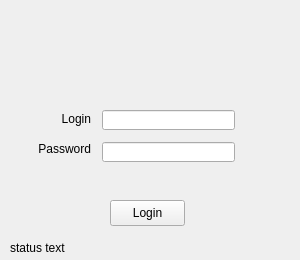
Before: the Qt Designer form Desktop/logincontrol.ui in antofik/RedHelper, drawn with Qt 5.
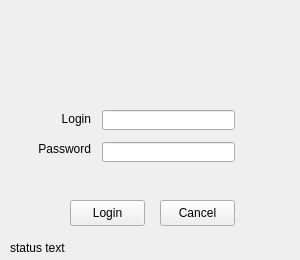
After: the same form once the commit is applied. Icons and pictures are not drawn.

The edit to the form file:
```diff
--- a/Desktop/logincontrol.ui
+++ b/Desktop/logincontrol.ui
@@ -77,7 +77,7 @@
   <widget class="QPushButton" name="cmdLogin">
    <property name="geometry">
     <rect>
-     <x>110</x>
+     <x>70</x>
      <y>200</y>
      <width>75</width>
      <height>26</height>
@@ -138,6 +138,19 @@
     <string/>
    </property>
   </widget>
+  <widget class="QPushButton" name="cmdCancel">
+   <property name="geometry">
+    <rect>
+     <x>160</x>
+     <y>200</y>
+     <width>75</width>
+     <height>26</height>
+    </rect>
+   </property>
+   <property name="text">
+    <string>Cancel</string>
+   </property>
+  </widget>
  </widget>
  <resources>
   <include location="Images.qrc"/>
```
